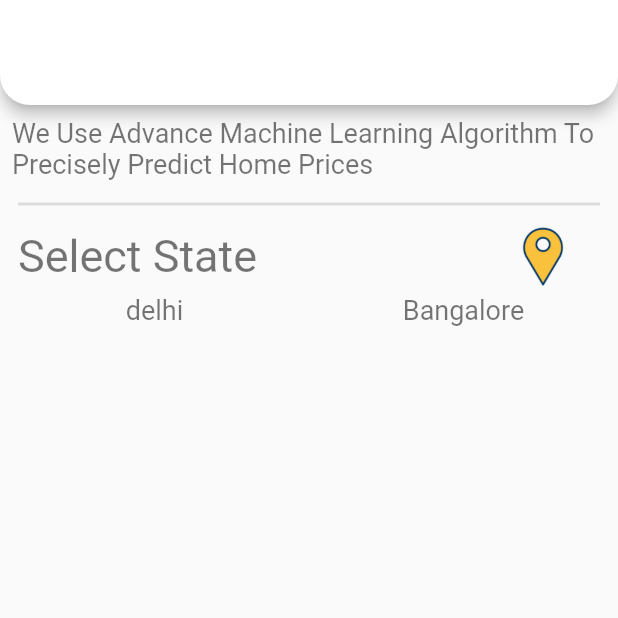
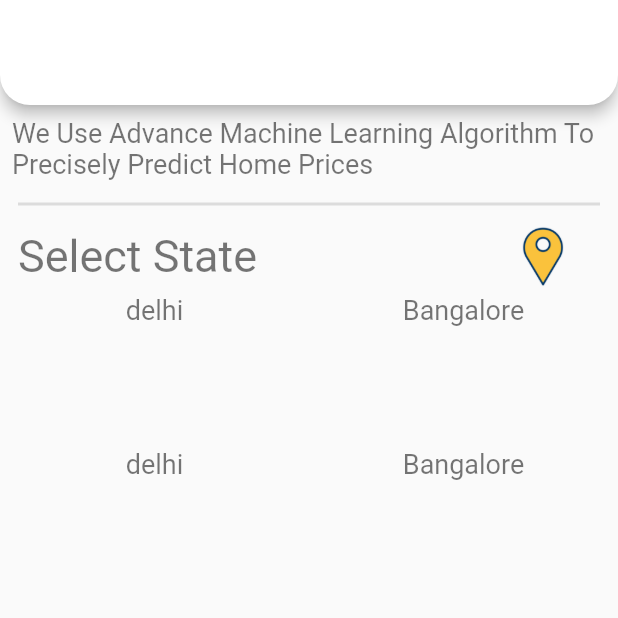
Before and after one commit to Siddharth-rajput2201/Home_Price_Predictor_App, a Flutter app: the screen it shows after launch, on a phone screen of 412 x 824 dp, the top half of it. Run offline on Flutter 3.47's test engine with Material 2 defaults, Android fonts, the light colour scheme and no system bars; our stand-ins replace google_fonts.

Commit message:
again added nothing

```diff
--- a/lib/homepage.dart
+++ b/lib/homepage.dart
@@ -54,7 +54,7 @@ class _HomePageState extends State<HomePage> {
               ],
             ),
 
-
+            state_panel(),
             state_panel(),
           ],
         ),
```
